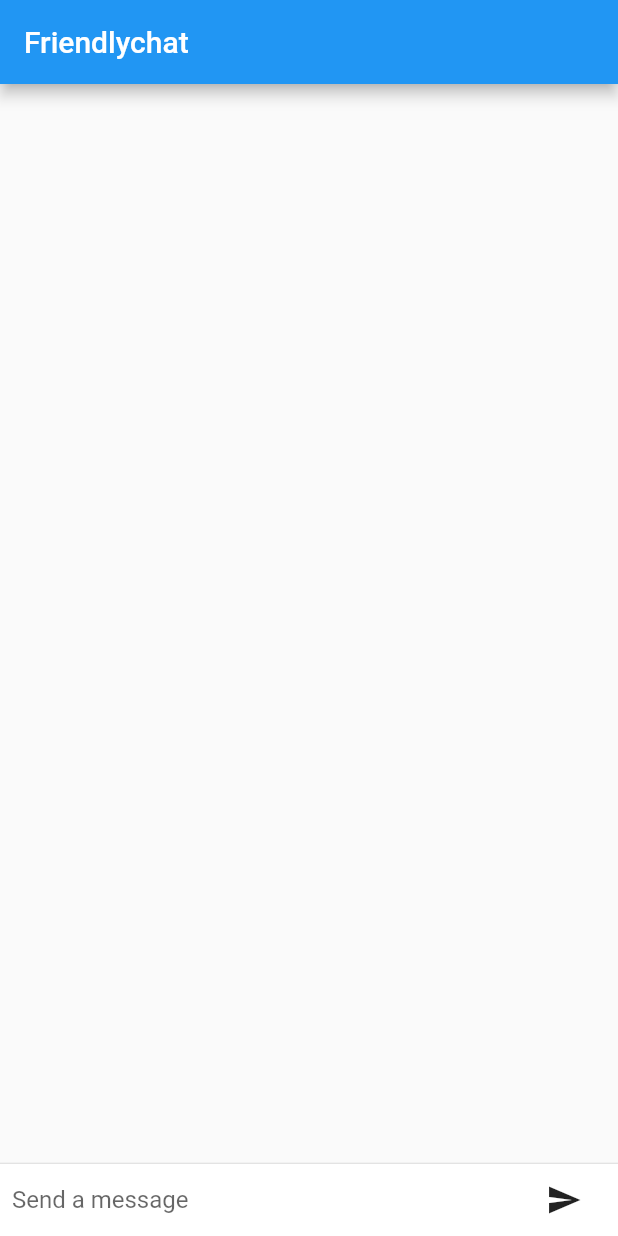
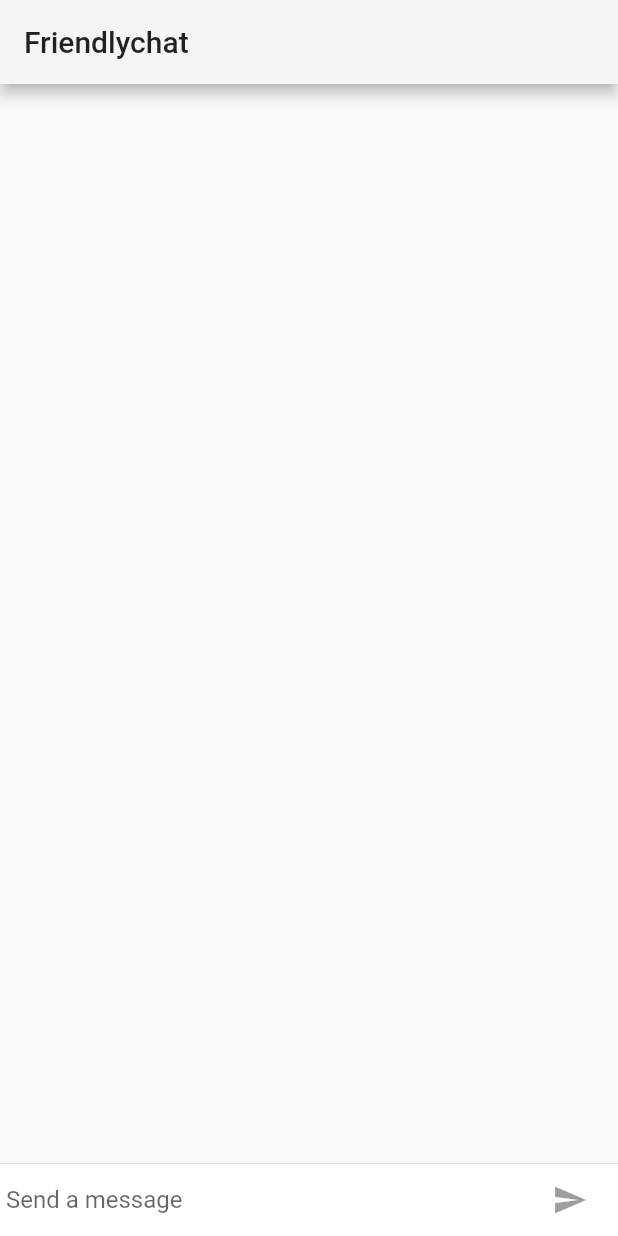
Before and after one commit to fearlessfe/hello_flutter, a Flutter app: the screen it shows after launch, on a phone screen of 412 x 824 dp. Run offline on Flutter 3.47's test engine with Material 2 defaults, Android fonts, the phone set to English and light mode, and no system bars.

```diff
--- a/lib/main.dart
+++ b/lib/main.dart
@@ -1,14 +1,31 @@
 import 'package:flutter/material.dart';
+import 'package:flutter/cupertino.dart';
 
 void main() => runApp(new FriendlychatApp());
 
-const String _name = "Your Name";
+const String _name = "penny";
+
+final ThemeData kIOSTheme = new ThemeData(
+  primarySwatch: Colors.orange,
+  primaryColor: Colors.grey[100],
+  primaryColorBrightness: Brightness.light,
+);
+
+final ThemeData kDefaultTheme = new ThemeData(
+  primarySwatch: Colors.purple,
+  accentColor: Colors.orangeAccent[400],
+);
+
+final defaultTargetPlatform = TargetPlatform.iOS;
 
 class FriendlychatApp extends StatelessWidget {
   @override
   Widget build(BuildContext context) {
     return new MaterialApp(
       title: "Friendlychat",
+      theme: defaultTargetPlatform == TargetPlatform.iOS
+        ? kIOSTheme
+        : kDefaultTheme,
       home: new ChatScreen(),
     );
   }
@@ -19,20 +36,26 @@ class ChatScreen extends StatefulWidget {
   State createState() => new ChatScreenState();
 }
 
-class ChatScreenState extends State<ChatScreen> {
+class ChatScreenState extends State<ChatScreen> with TickerProviderStateMixin {
   final TextEditingController _textController = new TextEditingController();
 
   final List<ChatMessage> _message = <ChatMessage>[];
+  bool _isComposing = false;
 
   Widget _buildTextComposer() {
     return new Container(
-      margin: const EdgeInsets.symmetric(horizontal: 8.0),
+      margin: const EdgeInsets.symmetric(horizontal: 4.0),
       child: new Row(
         children: <Widget>[
           new Flexible(
             child: new TextField(
               controller: _textController,
               onSubmitted: _handleSubmitted,
+              onChanged: (String text) {
+                setState(() {
+                  _isComposing = text.length > 0;
+                });
+              },
               decoration: new InputDecoration.collapsed(
                 hintText: "Send a message"
               ),
@@ -40,9 +63,15 @@ class ChatScreenState extends State<ChatScreen> {
           ),
           new Container(
             margin: new EdgeInsets.symmetric(horizontal: 4.0),
-            child: new IconButton(
+            child: Theme.of(context).platform == TargetPlatform.iOS ?
+            new CupertinoButton(                                       //new
+              child: new Text("Send"),                                 //new
+              onPressed: _isComposing                                  //new
+                  ? () =>  _handleSubmitted(_textController.text)      //new
+                  : null,) :
+            new IconButton(
               icon: Icon(Icons.send),
-              onPressed: () => _handleSubmitted(_textController.text),
+              onPressed: _isComposing ? () => _handleSubmitted(_textController.text) : null,
             ),
           ),
         ],
@@ -52,19 +81,31 @@ class ChatScreenState extends State<ChatScreen> {
 
   void _handleSubmitted(String text) {
     _textController.clear();
+    setState(() {                                                    //new
+      _isComposing = false;                                          //new
+    });
     ChatMessage message = new ChatMessage(
       text: text,
+      animationController: new AnimationController(                  //new
+        duration: new Duration(milliseconds: 700),                   //new
+        vsync: this,                                                 //new
+      ),                                                             //new
     );
     setState(() {
      _message.insert(0, message);
     });
+    message.animationController.forward();
   }
 
   @override
   Widget build(BuildContext context) {
     return new Scaffold(
-      appBar: new AppBar(title: new Text("Friendlychat")),
-      body: new Column(
+      appBar: new AppBar(
+        title: new Text("Friendlychat"),
+        elevation: Theme.of(context).platform == TargetPlatform.iOS ? 0.0 : 4.0,
+      ),
+      body: new Container(
+        child: new Column(
           children: <Widget>[
             new Flexible(
               child: new ListView.builder(
@@ -83,25 +124,46 @@ class ChatScreenState extends State<ChatScreen> {
             ),
           ],
         ),
+        decoration: Theme.of(context).platform == TargetPlatform.iOS
+          ? new BoxDecoration(
+            border: new Border(
+              top: new BorderSide(color: Colors.grey[200]),
+            )
+          ) : null,
+      ),
     );
+  }
+  @override
+  void dispose() {                                                   //new
+    for (ChatMessage message in _message)                           //new
+      message.animationController.dispose();                         //new
+    super.dispose();                                                 //new
   }
 }
 
 class ChatMessage extends StatelessWidget {
-  ChatMessage({this.text});
+  ChatMessage({this.text, this.animationController});
   final String text;
+  final AnimationController animationController;
   @override
   Widget build(BuildContext context) {
-    return new Container(
+    return new SizeTransition(                                    //new
+    sizeFactor: new CurvedAnimation(                              //new
+      parent: animationController,
+      curve: Curves.easeOut
+    ),
+    axisAlignment: 0.0,                                           //new
+    child: new Container(                                    //modified
       margin: const EdgeInsets.symmetric(vertical: 10.0),
       child: new Row(
           crossAxisAlignment: CrossAxisAlignment.start,
           children: <Widget>[
             new Container(
               margin: const EdgeInsets.only(right: 16.0),
-            child: new CircleAvatar(child: new Text(_name[0]),),
+              child: new CircleAvatar(child: new Text(_name[0])),
             ),
-          new Column(
+            new Expanded (
+              child: new Column(
                 crossAxisAlignment: CrossAxisAlignment.start,
                 children: <Widget>[
                   new Text(_name, style: Theme.of(context).textTheme.subhead),
@@ -111,8 +173,10 @@ class ChatMessage extends StatelessWidget {
                   ),
                 ],
               ),
+            ),
           ],
         ),
+      )                                                           //new
     );
   }
 }
```
Lines whose indentation alone changed are shown as unchanged.
